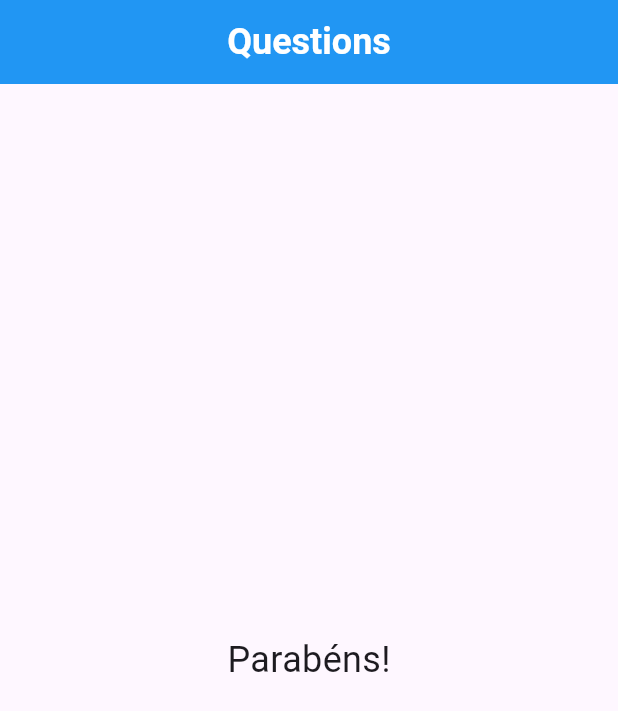
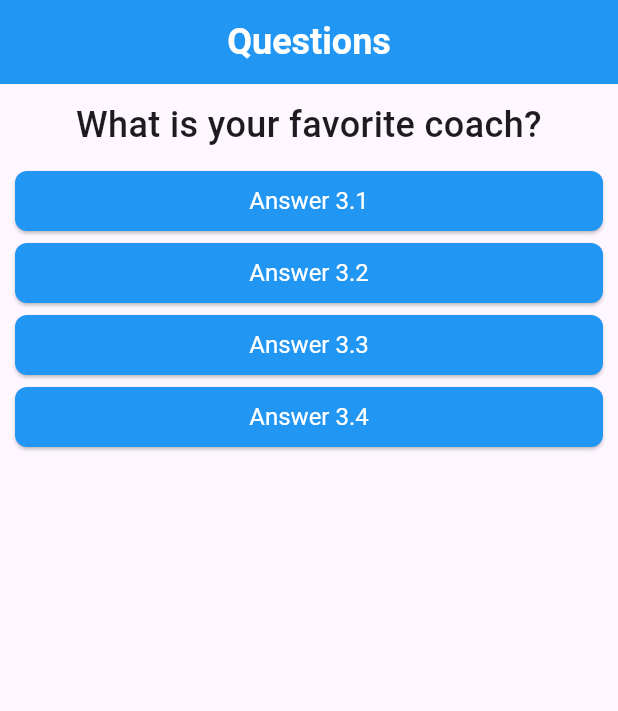
Before and after one commit to joseferreira-dev/project_questions_app, a Flutter app: the screen it shows after launch, after a tap on "Answer 1.1", after a tap on "Answer 2.2", on a phone screen of 412 x 824 dp. Shown: the top 711 px of the screen. Run offline on Flutter 3.47's test engine with Material 3 defaults, Android fonts, the phone set to English and light mode, and no system bars.

```diff
--- a/lib/main.dart
+++ b/lib/main.dart
@@ -1,6 +1,7 @@
 import 'package:flutter/material.dart';
 import './question.dart';
 import './answer.dart';
+import './result.dart';
 
 void main() {
   runApp(const QuestionsApp());
@@ -51,11 +52,9 @@ class _QuestionsAppState extends State<QuestionsApp> {
   @override
   Widget build(BuildContext context) {
 
-    List<String> answersList = _questions[_selectedQuestion]['answers'] as List<String>;
-
-    List<Widget> answersWidgets = answersList
-      .map((text) => Answer(text, _answer))
-      .toList();
+    var answersList = hasSelectedQuestion
+    ? _questions[_selectedQuestion]['answers'] as List<String>
+    : null;
 
     return MaterialApp(
       home: Scaffold(
@@ -79,15 +78,10 @@ class _QuestionsAppState extends State<QuestionsApp> {
         ? Column(
           children: [
             Question(_questions[_selectedQuestion]['text'] as String),
-            ...answersWidgets,
+            ...?answersList?.map((text) => Answer(text, _answer)),
           ],
         )
-        : const Center(
-          child: Text(
-            'Parabéns!',
-            style: TextStyle(fontSize: 24),
-          )
-        ),
+        : const Result('Parabéns!'),
       ),
     );
   }
@@ -101,6 +95,6 @@ class _QuestionsAppState extends State<QuestionsApp> {
   }
 
   bool get hasSelectedQuestion {
-    return _selectedQuestion < _questions.length - 1;
+    return _selectedQuestion < _questions.length;
   }
 }
```
Also changed, not shown: lib/result.dart (added, +17 -0 lines).
